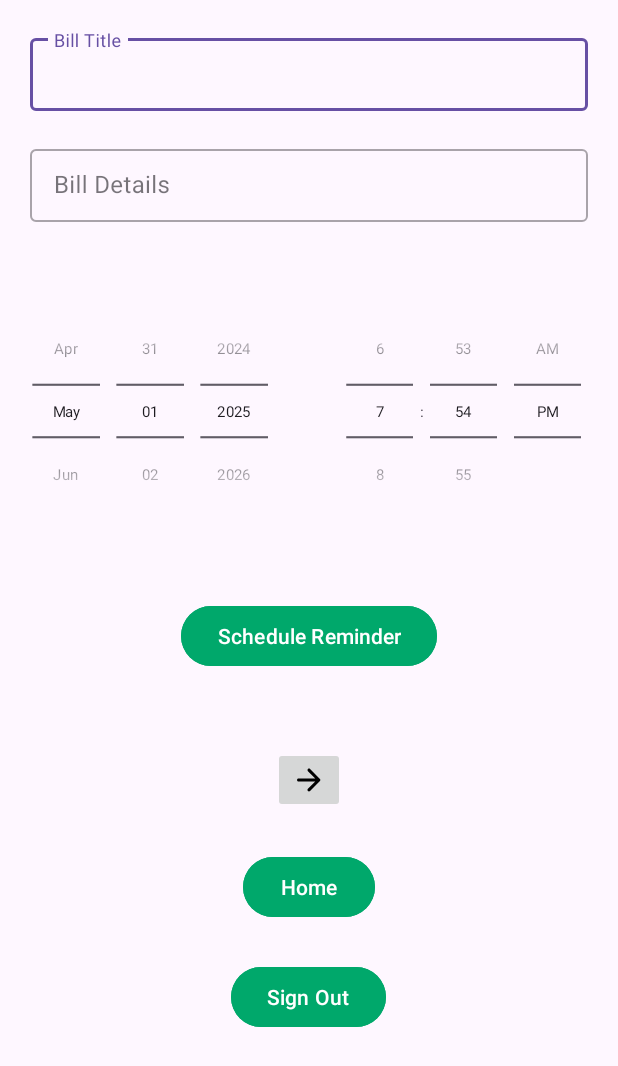
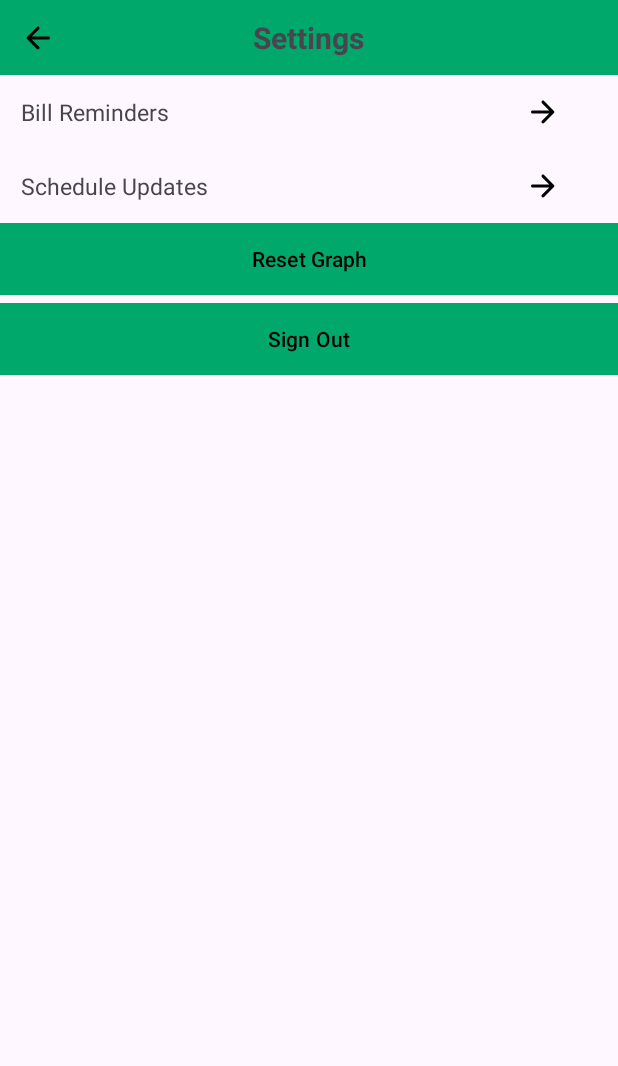
Before and after one commit to BrianFigueroa914/NewBudgetApp, an Android app: the DashboardActivity screen opened directly, with no data from a screen before it, after a tap on "Settings", on a phone screen of 412 x 824 dp. Shown: the top 1066 px of the screen. Run offline under Robolectric (Android 15) with nearby library versions, the phone set to English and light mode, and no system bars; our stand-ins replace Firebase (no records; nobody signed in at launch, a user with empty details on screens opened directly); libraries missing offline, so code that uses them is left out: com.github.mikephil.charting; 24 statements that could not run were skipped.

Commit message:
Edited settings UI design

```diff
--- a/app/src/main/AndroidManifest.xml
+++ b/app/src/main/AndroidManifest.xml
@@ -14,6 +14,9 @@
         android:supportsRtl="true"
         android:theme="@style/Theme.NewBudgetApp"
         tools:targetApi="31" >
+        <activity
+            android:name=".settingsHome"
+            android:exported="false"/>
         <activity
             android:name=".settings"
             android:exported="false"/>
--- a/app/src/main/java/com/example/newbudgetapp/DashboardActivity.java
+++ b/app/src/main/java/com/example/newbudgetapp/DashboardActivity.java
@@ -111,7 +111,7 @@ public class DashboardActivity extends AppCompatActivity {
         });
         */
         settingsCardBtn.setOnClickListener(v -> {
-            startActivity(new Intent(DashboardActivity.this, settings.class));
+            startActivity(new Intent(DashboardActivity.this, settingsHome.class));
         });
     }
 
--- a/app/src/main/java/com/example/newbudgetapp/settings.java
+++ b/app/src/main/java/com/example/newbudgetapp/settings.java
@@ -70,8 +70,6 @@ public class settings extends AppCompatActivity {
     }
 
 
-
-
     int requestCode = 0;
     @Override
     protected void onCreate(Bundle savedInstanceState) {
@@ -79,10 +77,7 @@ public class settings extends AppCompatActivity {
         setContentView(R.layout.activity_settings);
 
         Button submitButton = findViewById(R.id.submitButton);
-        ImageButton nextPageButton = findViewById(R.id.settings2btn);
-        Button homeBtn = findViewById(R.id.homeBtn);
-        Button signOutBtn = findViewById(R.id.signOutBtn);
-
+        ImageButton settingsBackBtn = findViewById(R.id.settingsBackBtn);
 
         TextInputEditText title = findViewById(R.id.titleET);
         TextInputEditText message = findViewById(R.id.messageET);
@@ -106,29 +101,12 @@ public class settings extends AppCompatActivity {
             }
         });
 
-        //button to go to next page
-        nextPageButton.setOnClickListener(new View.OnClickListener() {
+        //button to go back to settings home page
+        settingsBackBtn.setOnClickListener(new View.OnClickListener() {
             @Override
             public void onClick(View v) {
-                Intent intent = new Intent(settings.this, settings2.class);
-                startActivity(intent);
+                startActivity(new Intent(settings.this, settingsHome.class));
             }
-        });
-
-        //Home button
-        homeBtn.setOnClickListener(v -> {
-           startActivity(new Intent(settings.this, DashboardActivity.class));
-        });
-
-        signOutBtn.setOnClickListener(v -> {
-            FirebaseAuth.getInstance().signOut();
-            Toast.makeText(settings.this, "Signed out successfully", Toast.LENGTH_SHORT).show();
-
-            // Redirect to the login activity
-            Intent intent = new Intent(settings.this, login.class);
-            intent.setFlags(Intent.FLAG_ACTIVITY_CLEAR_TOP | Intent.FLAG_ACTIVITY_NEW_TASK | Intent.FLAG_ACTIVITY_CLEAR_TASK);
-            startActivity(intent);
-            finish(); // Finish the current activity
         });
 
     }
--- a/app/src/main/java/com/example/newbudgetapp/settings2.java
+++ b/app/src/main/java/com/example/newbudgetapp/settings2.java
@@ -91,8 +91,7 @@ public class settings2 extends AppCompatActivity {
     MaterialAutoCompleteTextView autoCompleteTextView;
     TextInputLayout optionTextInput;
     Button confirmButton;
-    ImageButton backButton;
-    ImageButton homeButton;
+    ImageButton settings2BackBtn;
     static int frequency;
     static int alarmRequestCode = 1045;
     @Override
@@ -104,8 +103,7 @@ public class settings2 extends AppCompatActivity {
         autoCompleteTextView = findViewById(R.id.optionInput);
         confirmButton = findViewById(R.id.setAlarmBtn);
 
-        backButton = findViewById(R.id.backBtn);
-        homeButton = findViewById(R.id.homeBtn2);
+        settings2BackBtn = findViewById(R.id.settings2BackBtn);
 
         //button to set alarm
         confirmButton.setOnClickListener(new View.OnClickListener() {
@@ -123,22 +121,14 @@ public class settings2 extends AppCompatActivity {
                 }
             }
         });
-        //buttons to go back one page/go back to dashboard
-        backButton.setOnClickListener(new View.OnClickListener() {
+
+        //button to go back to settings home page
+        settings2BackBtn.setOnClickListener(new View.OnClickListener() {
             @Override
             public void onClick(View v) {
-                Intent intent = new Intent(settings2.this, settings.class);
-                startActivity(intent);
+                startActivity(new Intent(settings2.this, settingsHome.class));
             }
         });
-        homeButton.setOnClickListener(new View.OnClickListener() {
-            @Override
-            public void onClick(View v) {
-                Intent intent = new Intent(settings2.this, DashboardActivity.class);
-                startActivity(intent);
-            }
-        });
-
 
     }
 
--- /dev/null
+++ b/app/src/main/java/com/example/newbudgetapp/settingsHome.java
@@ -0,0 +1,74 @@
+package com.example.newbudgetapp;
+
+import android.os.Bundle;
+import android.view.View;
+import android.widget.Button;
+import android.widget.ImageButton;
+import android.content.Intent;
+import android.widget.Toast;
+
+import androidx.appcompat.app.AppCompatActivity;
+
+import com.google.firebase.auth.FirebaseAuth;
+
+public class settingsHome extends AppCompatActivity {
+    @Override
+    protected void onCreate(Bundle savedInstance) {
+        super.onCreate(savedInstance);
+        setContentView(R.layout.activity_settings_home);
+
+        ImageButton toDashboard = findViewById(R.id.homeBtn);
+        ImageButton toSettings = findViewById(R.id.billRemindersBtn);
+        ImageButton toSettings2 = findViewById(R.id.scheduleUpdatesBtn);
+        Button resetGraph = findViewById(R.id.resetGraphBtn);
+        Button logOut = findViewById(R.id.signOutBtn);
+
+        toDashboard.setOnClickListener(new View.OnClickListener() {
+            @Override
+            public void onClick(View v) {
+                startActivity(new Intent(settingsHome.this, DashboardActivity.class));
+            }
+        });
+
+        toSettings.setOnClickListener(new View.OnClickListener() {
+            @Override
+            public void onClick(View v) {
+                startActivity(new Intent(settingsHome.this, settings.class));
+            }
+        });
+
+        toSettings2.setOnClickListener(new View.OnClickListener() {
+            @Override
+            public void onClick(View v) {
+                startActivity(new Intent(settingsHome.this, settings2.class));
+            }
+        });
+
+        //------------------------------
+        //logic for reset graph button here :)
+
+
+
+
+
+
+
+
+
+
+        //--------------------------------
+
+
+        logOut.setOnClickListener(v -> {
+            FirebaseAuth.getInstance().signOut();
+            Toast.makeText(settingsHome.this, "Signed out successfully", Toast.LENGTH_SHORT).show();
+
+            // Redirect to the login activity
+            Intent intent = new Intent(settingsHome.this, login.class);
+            intent.setFlags(Intent.FLAG_ACTIVITY_CLEAR_TOP | Intent.FLAG_ACTIVITY_NEW_TASK | Intent.FLAG_ACTIVITY_CLEAR_TASK);
+            startActivity(intent);
+            finish(); // Finish the current activity
+        });
+
+    }
+}
--- /dev/null
+++ b/app/src/main/res/drawable/square_button.xml
@@ -0,0 +1,5 @@
+<?xml version="1.0" encoding="utf-8"?>
+<shape xmlns:android="http://schemas.android.com/apk/res/android">
+    <solid android:color="@color/jade"/>
+    <corners android:width="30dp" android:height="30dp"/>
+</shape>
--- a/app/src/main/res/layout/activity_settings.xml
+++ b/app/src/main/res/layout/activity_settings.xml
@@ -6,7 +6,7 @@
     android:layout_width="match_parent"
     android:layout_height="match_parent"
     android:orientation="vertical"
-    tools:context=".MainActivity">
+    tools:context=".settings">
 
     <com.google.android.material.textfield.TextInputLayout
         android:layout_width="match_parent"
@@ -79,28 +79,11 @@
         android:layout_height="wrap_content"/>
 
     <ImageButton
-        android:id="@+id/settings2btn"
+        android:id="@+id/settingsBackBtn"
         android:layout_width="wrap_content"
         android:layout_height="wrap_content"
         android:layout_gravity="center"
         android:layout_marginTop="50dp"
-        android:src="@drawable/round_arrow_forward_24" />
-
-    <Button
-        android:id="@+id/homeBtn"
-        android:layout_marginTop="25sp"
-        android:layout_gravity="center"
-        android:text="Home"
-        android:layout_width="wrap_content"
-        android:backgroundTint="@color/jade"
-        android:layout_height="wrap_content"/>
-    <Button
-        android:id="@+id/signOutBtn"
-        android:layout_marginTop="25sp"
-        android:layout_gravity="center"
-        android:text="Sign Out"
-        android:layout_width="wrap_content"
-        android:backgroundTint="@color/jade"
-        android:layout_height="wrap_content"/>
+        android:src="@drawable/round_arrow_back_24" />
 
 </LinearLayout>
--- a/app/src/main/res/layout/activity_settings2.xml
+++ b/app/src/main/res/layout/activity_settings2.xml
@@ -58,23 +58,13 @@
         android:textSize="15sp"/>
 
     <ImageButton
-        android:id="@+id/homeBtn2"
+        android:id="@+id/settings2BackBtn"
         android:layout_width="wrap_content"
         android:layout_height="wrap_content"
-        android:layout_alignParentEnd="true"
-        android:layout_centerHorizontal="true"
+        android:layout_alignParentTop="true"
+        android:layout_centerVertical="true"
         android:layout_marginTop="600dp"
-        android:layout_marginEnd="220dp"
-        android:src="@drawable/round_bungalow_24" />
-
-    <ImageButton
-        android:id="@+id/backBtn"
-        android:layout_width="wrap_content"
-        android:layout_height="wrap_content"
-        android:layout_alignParentEnd="true"
-        android:layout_centerHorizontal="true"
-        android:layout_marginTop="600dp"
-        android:layout_marginEnd="150dp"
+        android:layout_centerInParent="true"
         android:src="@drawable/round_arrow_back_24" />
 
 </RelativeLayout>
--- /dev/null
+++ b/app/src/main/res/layout/activity_settings_home.xml
@@ -0,0 +1,103 @@
+<?xml version="1.0" encoding="utf-8"?>
+<LinearLayout xmlns:android="http://schemas.android.com/apk/res/android"
+    xmlns:app="http://schemas.android.com/apk/res-auto"
+    xmlns:tools="http://schemas.android.com/tools"
+    android:layout_width="match_parent"
+    android:layout_height="match_parent"
+    android:orientation="vertical"
+    tools:context=".settingsHome">
+
+    <RelativeLayout
+        android:layout_width="match_parent"
+        android:layout_height="wrap_content"
+        android:background="@color/jade">
+
+        <ImageButton
+            android:id="@+id/homeBtn"
+            android:layout_width="50dp"
+            android:layout_height="50dp"
+            android:padding="14dp"
+            android:src="@drawable/round_arrow_back_24"
+            android:background="@color/transparent"/>
+
+        <TextView
+            android:layout_width="wrap_content"
+            android:layout_height="wrap_content"
+            android:layout_centerInParent="true"
+            android:text="@string/settings"
+            android:textSize="20sp"
+            android:textStyle="bold" />
+
+    </RelativeLayout>
+
+    <RelativeLayout
+        android:layout_width="match_parent"
+        android:layout_height="wrap_content"
+        android:orientation="vertical">
+
+        <ImageButton
+            android:id="@+id/billRemindersBtn"
+            android:layout_width="wrap_content"
+            android:layout_height="wrap_content"
+            android:layout_centerVertical="true"
+            android:layout_marginStart="350dp"
+            android:background="@color/transparent"
+            android:src="@drawable/round_arrow_forward_24">
+        </ImageButton>
+
+        <TextView
+            android:layout_width="match_parent"
+            android:layout_height="wrap_content"
+            android:text="@string/bill_reminders"
+            android:textSize="15sp"
+            android:padding="14dp">
+        </TextView>
+
+    </RelativeLayout>
+
+    <RelativeLayout
+        android:layout_width="wrap_content"
+        android:layout_height="wrap_content">
+
+        <TextView
+            android:layout_width="match_parent"
+            android:layout_height="wrap_content"
+            android:text="@string/schedule_updates"
+            android:textSize="15sp"
+            android:padding="14dp">
+
+        </TextView>
+
+        <ImageButton
+            android:id="@+id/scheduleUpdatesBtn"
+            android:layout_width="wrap_content"
+            android:layout_height="wrap_content"
+            android:layout_centerVertical="true"
+            android:layout_marginStart="350dp"
+            android:background="@color/transparent"
+            android:src="@drawable/round_arrow_forward_24">
+        </ImageButton>
+
+    </RelativeLayout>
+
+    <Button
+        android:id="@+id/resetGraphBtn"
+        android:layout_width="match_parent"
+        android:layout_height="wrap_content"
+        android:textColor="@color/black"
+        android:text="Reset Graph"
+        android:background="@drawable/square_button"
+        app:backgroundTint="@null"/>
+
+    <Button
+        android:id="@+id/signOutBtn"
+        android:layout_gravity="center"
+        android:text="Sign Out"
+        android:layout_width="match_parent"
+        android:layout_height="wrap_content"
+        android:layout_marginTop="5dp"
+        android:textColor="@color/black"
+        android:background="@drawable/square_button"
+        app:backgroundTint="@null"/>
+
+</LinearLayout>
--- a/app/src/main/res/values/colors.xml
+++ b/app/src/main/res/values/colors.xml
@@ -5,4 +5,5 @@
     <color name="emerald">#50C878</color>
     <color name="jade">#00A86B</color>
     <color name="taupe">#baa68e</color>
+    <color name="transparent">#00000000</color>
 </resources>
--- a/app/src/main/res/values/strings.xml
+++ b/app/src/main/res/values/strings.xml
@@ -7,5 +7,8 @@
     <string name="select_an_option">Select an option</string>
     <string name="confirm">Confirm</string>
     <string name="frequency_query">How often would you like to update your info?</string>
+    <string name="settings">Settings</string>
+    <string name="bill_reminders">Bill Reminders</string>
+    <string name="schedule_updates">Schedule Updates</string>
 
 </resources>
```
